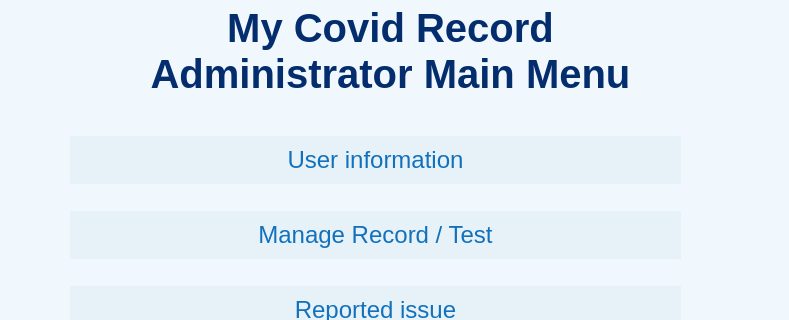
Qt form MCR-app/admin_menu.ui (maria-gedye/QTapp) before a commit; both pictures show x 0 to 789 and y 115 to 435 of the 789 by 605 pixel window.
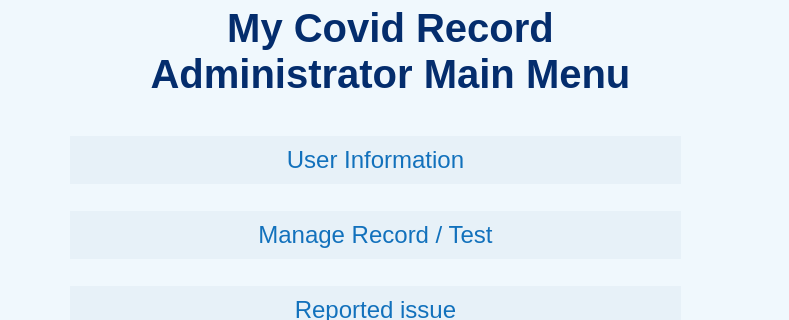
The same form after that commit.

```diff
--- a/MCR-app/admin_menu.ui
+++ b/MCR-app/admin_menu.ui
@@ -65,7 +65,7 @@
 margin: 10, 10, 10, 10;</string>
       </property>
       <property name="text">
-       <string>User information</string>
+       <string>User Information</string>
       </property>
      </widget>
     </item>
```
